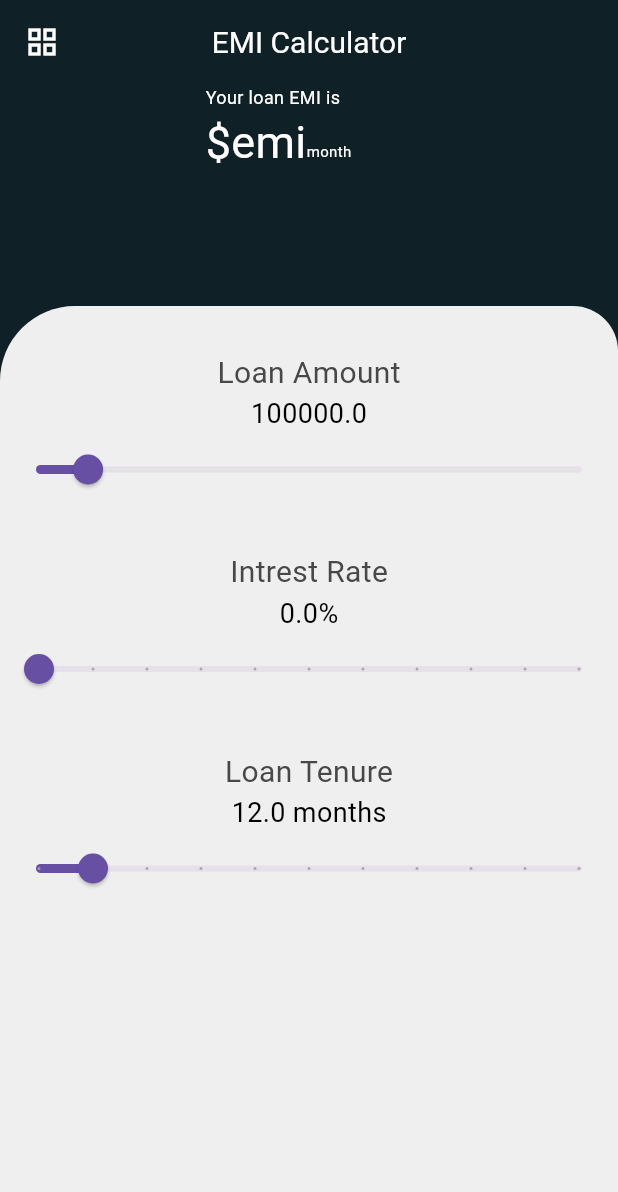
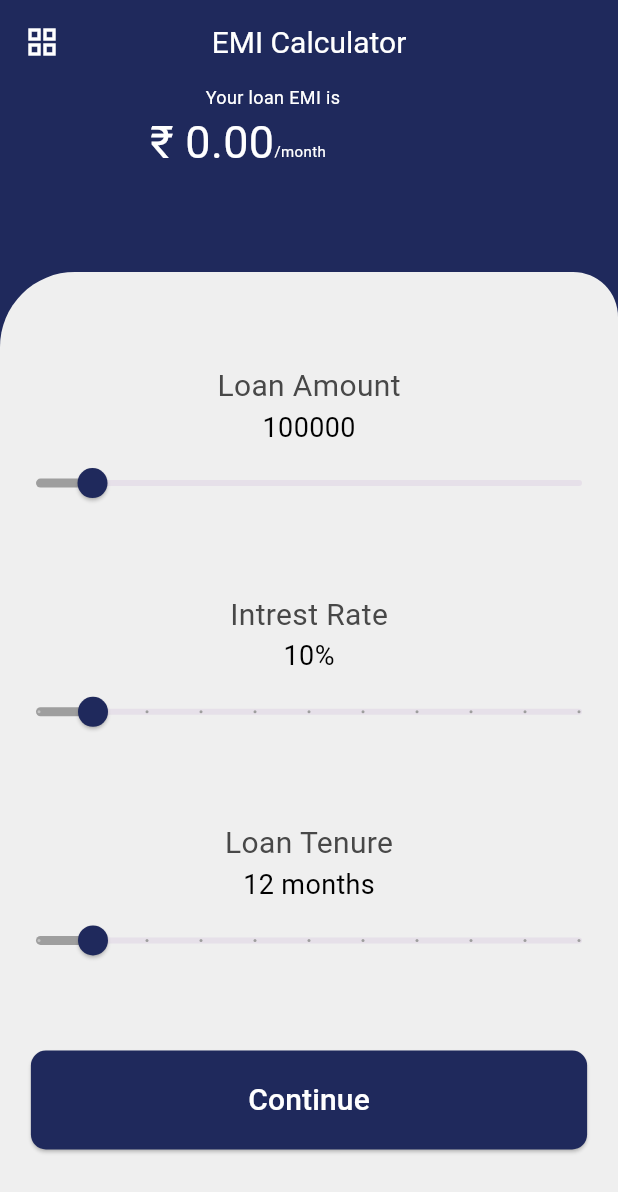
Before and after one commit to Aksharpatel06/ecommers_day6, a Flutter app: the screen it shows after launch, on a phone screen of 412 x 824 dp. Shown: the top 1192 px of the screen. Run offline on Flutter 3.47's test engine with Material 3 defaults, Android fonts, the light colour scheme and no system bars.

Commit message:
16-02-2024

```diff
--- a/lib/Q_1.dart
+++ b/lib/Q_1.dart
@@ -1,4 +1,7 @@
+import 'dart:math';
+
 import 'package:flutter/material.dart';
+
 class emiScreen extends StatefulWidget {
   const emiScreen({super.key});
 
@@ -6,19 +9,29 @@ class emiScreen extends StatefulWidget {
   State<emiScreen> createState() => _emiScreenState();
 }
 
+double EMIAmt = 0;
+
 class _emiScreenState extends State<emiScreen> {
   @override
   Widget build(BuildContext context) {
-    return SafeArea(
-        child: Scaffold(
-          backgroundColor: Color(0xff0F2027),
+    double heigth = MediaQuery.sizeOf(context).height;
+    double width = MediaQuery.sizeOf(context).width;
+    return Scaffold(
+      backgroundColor: Color(0xff1F295C),
       appBar: AppBar(
-            backgroundColor: Color(0xff0F2027),
-            leading: Icon(Icons.grid_view,color: Colors.white,),
-            title: Text('EMI Calculator',style: TextStyle(color: Colors.white,fontSize: 20),),
+        backgroundColor: Color(0xff1F295C),
+        leading: Icon(
+          Icons.grid_view,
+          color: Colors.white,
+        ),
+        title: Text(
+          'EMI Calculator',
+          style: TextStyle(color: Colors.white, fontSize: 20),
+        ),
         centerTitle: true,
       ),
-          body: Column(
+      body: Center(
+        child: Column(
           children: [
             Expanded(
               child: Column(
@@ -27,19 +40,28 @@ class _emiScreenState extends State<emiScreen> {
                     children: [
                       Padding(
                         padding: const EdgeInsets.only(left: 137.0),
-                          child: Text('Your loan EMI is',style: TextStyle(fontSize: 12,color: Colors.white),),
+                        child: Text(
+                          'Your loan EMI is',
+                          style: TextStyle(fontSize: 12, color: Colors.white),
+                        ),
                       )
                     ],
                   ),
                   Row(
                     children: [
                       Padding(
-                          padding: const EdgeInsets.only(left: 137.0),
-                          child: Text('\$emi',style: TextStyle(fontSize: 30,color: Colors.white),),
+                        padding: const EdgeInsets.only(left: 100.0),
+                        child: Text(
+                          '₹ ${EMIAmt.toStringAsFixed(2)}',
+                          style: TextStyle(fontSize: 30, color: Colors.white),
+                        ),
                       ),
                       Padding(
                         padding: const EdgeInsets.only(top: 12.0),
-                          child: Text('month',style: TextStyle(fontSize: 10,color: Colors.white),),
+                        child: Text(
+                          '/month',
+                          style: TextStyle(fontSize: 10, color: Colors.white),
+                        ),
                       ),
                     ],
                   ),
@@ -47,48 +69,149 @@ class _emiScreenState extends State<emiScreen> {
               ),
             ),
             Container(
-                height: 620,
+              height: heigth * 0.78,
               width: double.infinity,
               decoration: BoxDecoration(
                 color: Color(0xffefefef),
-                  borderRadius: BorderRadius.only(topRight: Radius.circular(30),topLeft: Radius.circular(50)),
+                borderRadius: BorderRadius.only(
+                    topRight: Radius.circular(30), topLeft: Radius.circular(50)),
               ),
               child: Column(
                 crossAxisAlignment: CrossAxisAlignment.center,
                 children: [
-                    SizedBox(height: 30,),
-                    Text('Loan Amount',style: TextStyle(color: Color(0xff484848),fontSize: 20,),),
-                    Text('${x}',style: TextStyle(color: Color(0xff000000),fontSize: 18,),),
-                    Slider(value: x,max: 1000000,min: 10000,divisions: 99, onChanged: (value){
-                      setState(() {
-                        x = value;
-                      });
+                  SizedBox(
+                    height: heigth * 0.075,
+                  ),
+                  Text(
+                    'Loan Amount',
+                    style: TextStyle(
+                      color: Color(0xff484848),
+                      fontSize: 20,
+                    ),
+                  ),
+                  Text(
+                    '${p.toStringAsFixed(0)}',
+                    style: TextStyle(
+                      color: Color(0xff000000),
+                      fontSize: 18,
+                    ),
+                  ),
+                  Slider(
+                      value: p,
+                      max: 1000000,
+                      min: 1000,
+                      divisions: 999,
+                      activeColor: Colors.grey,
+                      thumbColor: Color(0xff1F295C),
+                      onChanged: (value) {
+                        p = value;
+                        setState(() {});
                       }),
-                    SizedBox(height: 30,),
-                    Text('Intrest Rate',style: TextStyle(color: Color(0xff484848),fontSize: 20,),),
-                    Text('${y}%',style: TextStyle(color: Color(0xff000000),fontSize: 18,),),
-                    Slider(value: y,max: 100,min: 0,divisions: 10, onChanged: (value){
-                      setState(() {
-                        y = value;
-                      });
+                  SizedBox(
+                    height: heigth * 0.06,
+                  ),
+                  Text(
+                    'Intrest Rate',
+                    style: TextStyle(
+                      color: Color(0xff484848),
+                      fontSize: 20,
+                    ),
+                  ),
+                  Text(
+                    '${r.toStringAsFixed(0)}%',
+                    style: TextStyle(
+                      color: Color(0xff000000),
+                      fontSize: 18,
+                    ),
+                  ),
+                  Slider(
+                      value: r,
+                      max: 100,
+                      min: 0,
+                      divisions: 10,
+                      activeColor: Colors.grey,
+                      thumbColor: Color(0xff1F295C),
+                      onChanged: (value) {
+                        r = value;
+                        setState(() {});
                       }),
-                    SizedBox(height: 30,),
-                    Text('Loan Tenure',style: TextStyle(color: Color(0xff484848),fontSize: 20,),),
-                    Text('${z} months',style: TextStyle(color: Color(0xff000000),fontSize: 18,),),
-                    Slider(value: z,max: 120,min: 0,divisions: 10, onChanged: (value){
-                      setState(() {
-                        z = value;
-                      });
+                  SizedBox(
+                    height: heigth * 0.06,
+                  ),
+                  Text(
+                    'Loan Tenure',
+                    style: TextStyle(
+                      color: Color(0xff484848),
+                      fontSize: 20,
+                    ),
+                  ),
+                  Text(
+                    '${n.toStringAsFixed(0)} months',
+                    style: TextStyle(
+                      color: Color(0xff000000),
+                      fontSize: 18,
+                    ),
+                  ),
+                  Slider(
+                      value: n,
+                      max: 120,
+                      min: 0,
+                      divisions: 10,
+                      activeColor: Colors.grey,
+                      thumbColor: Color(0xff1F295C),
+                      onChanged: (value) {
+                        n = value;
+                        setState(() {});
                       }),
+                  SizedBox(
+                    height: heigth * 0.06,
+                  ),
+                  SizedBox(
+                    height: heigth * 0.08,
+                    width: width * 0.9,
+                    child: ElevatedButton(
+                      onPressed: () {
+                        EMIAmt = emi(p, r, n);
+                        setState(() {});
+                      },
+                      child: Center(
+                        child: Text(
+                          'Continue',
+                          style: TextStyle(fontSize: 20, color: Colors.white),
+                        ),
+                      ),
+                      style: ButtonStyle(
+                        shape: MaterialStatePropertyAll(RoundedRectangleBorder(
+                          borderRadius: BorderRadius.all(Radius.circular(10)),
+                        )),
+                        backgroundColor:
+                            MaterialStateProperty.all<Color>(Color(0xff1F295C)),
+                        overlayColor:
+                            MaterialStateProperty.all(Colors.grey.shade700),
+                      ),
+                    ),
+                  ),
                 ],
               ),
             )
           ],
         ),
-        )
+      ),
     );
   }
 }
-double x =100000;
-double y=0;
-double z=12;
+
+double emi(double principal, double rateOfInterest, double numberOfPayments) {
+  double emi = 0;
+  rateOfInterest = r / 12 / 100;
+  emi = (principal *
+      rateOfInterest *
+      pow((1 + rateOfInterest), numberOfPayments) /
+      ((pow(1 + rateOfInterest, numberOfPayments)) - 1)) as double;
+  return emi;
+}
+
+double p = 100000;
+double r = 10;
+double n = 12;
+double count = 0;
```
Lines whose indentation alone changed are shown as unchanged.
